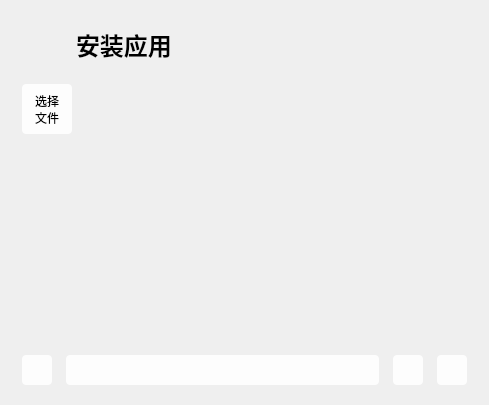
Old version of the form QtAdb/sonPages/apps/sp_installer.ui in the repository LapplandSP/QtAdb.
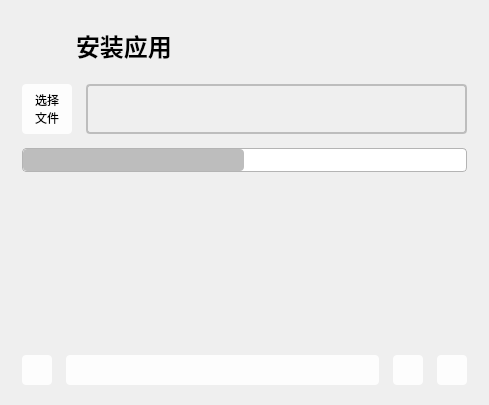
New version of the form. Icons and pictures are not drawn.

Patch:
```diff
--- a/QtAdb/sonPages/apps/sp_installer.ui
+++ b/QtAdb/sonPages/apps/sp_installer.ui
@@ -78,7 +78,6 @@
             </property>
             <property name="font">
              <font>
-              <family>MiSans Normal</family>
               <pointsize>18</pointsize>
               <bold>true</bold>
              </font>
@@ -117,9 +116,7 @@
              </size>
             </property>
             <property name="font">
-             <font>
-              <family>MiSans Normal</family>
-             </font>
+             <font/>
             </property>
             <property name="styleSheet">
              <string notr="true">QPushButton{background-color:rgba(255,255,255,0.9);border-radius:4px;border:0px;}
@@ -136,9 +133,13 @@
            <widget class="QLabel" name="filePaths">
             <property name="font">
              <font>
-              <family>MiSans Normal</family>
+              <pointsize>12</pointsize>
              </font>
             </property>
+            <property name="styleSheet">
+             <string notr="true">border:2px solid #BDBDBD;
+border-radius:4px;</string>
+            </property>
             <property name="text">
              <string/>
             </property>
@@ -146,6 +147,36 @@
           </item>
          </layout>
         </item>
+        <item>
+         <widget class="QProgressBar" name="progressBar">
+          <property name="styleSheet">
+           <string notr="true">QProgressBar{
+	font:9pt;
+	border-radius:4px;
+	text-align:center;
+	/*border:1px solid #E8EDF2;*/
+    border:1px solid #E8EDF2;
+	background-color: rgb(255, 255, 255);
+	border-color: rgb(180, 180, 180);
+}
+QProgressBar:chunk{
+	border-radius:4px;
+	/*background-color:#1ABC9C;*/
+	background-color:#BDBDBD;
+}
+</string>
+          </property>
+          <property name="maximum">
+           <number>0</number>
+          </property>
+          <property name="value">
+           <number>-1</number>
+          </property>
+          <property name="textVisible">
+           <bool>true</bool>
+          </property>
+         </widget>
+        </item>
         <item>
          <spacer name="verticalSpacer">
           <property name="orientation">
```
